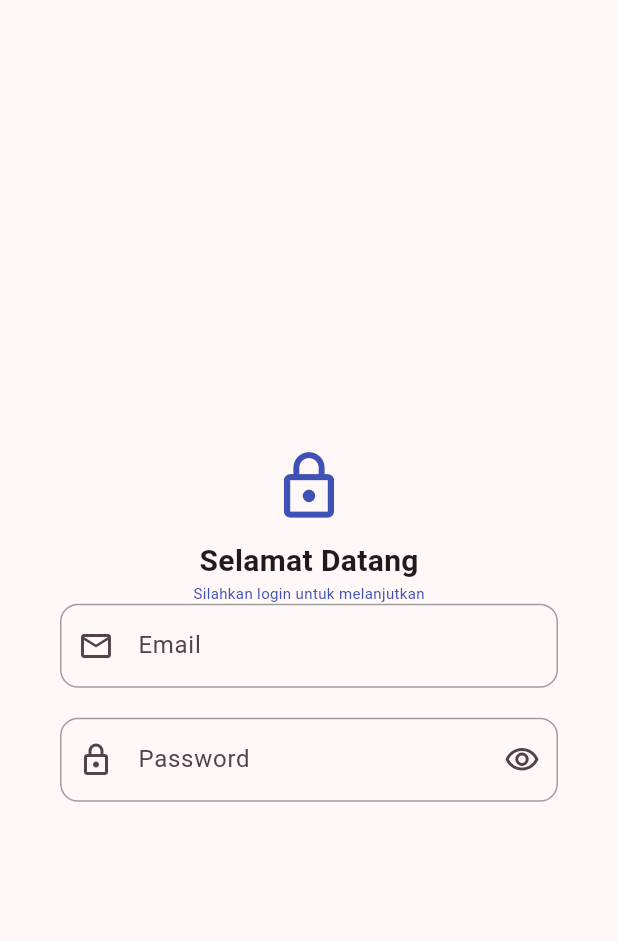
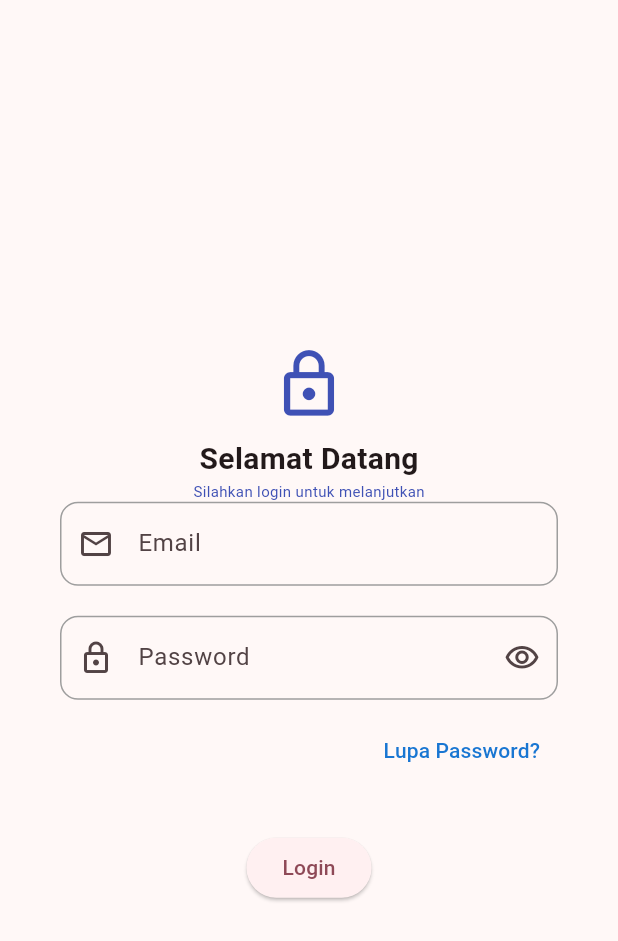
Before and after one commit to GUYwithPTSD/tugas_week6_1123150135, a Flutter app: the screen it shows after launch, on a phone screen of 412 x 824 dp. Shown: the top 941 px of the screen. Run offline on Flutter 3.47's test engine with Material 3 defaults, Android fonts, the light colour scheme and no system bars.

Commit message:
commit 16 - button login

```diff
--- a/lib/login.dart
+++ b/lib/login.dart
@@ -11,7 +11,7 @@ class Login extends StatelessWidget {
           child: Container(
             margin: EdgeInsets.only(left: 20, right: 20),
             padding: const EdgeInsets.all(20.0),
-            child: const Column(
+            child: Column(
               children: [
                 SizedBox(height: 10),
                 Icon(Icons.lock_outline, size: 50, color: Colors.indigo),
@@ -68,6 +68,19 @@ class Login extends StatelessWidget {
                     ),
                   ),
                 ),
+                SizedBox(height: 10.0),
+                Align(
+                  alignment: Alignment.centerRight,
+                  child: TextButton(
+                    onPressed: () {},
+                    child: Text(
+                      'Lupa Password?',
+                      style: TextStyle(color: Colors.blue[700], fontSize: 14),
+                    ),
+                  ),
+                ),
+                SizedBox(height: 30),
+                ElevatedButton(onPressed: () {}, child: Text('Login')),
               ],
             ),
           ),
```
